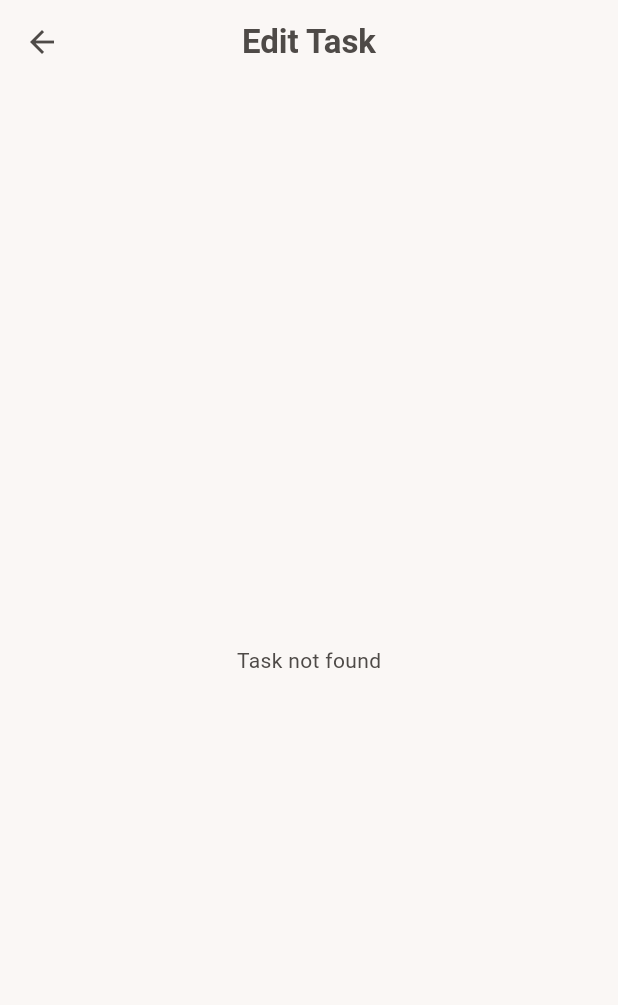
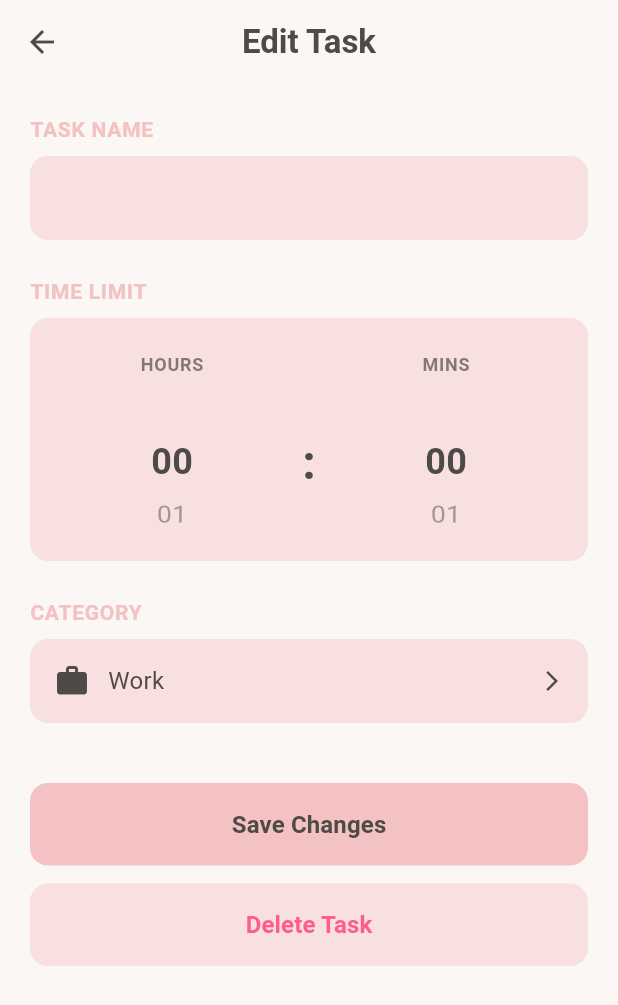
Before and after one commit to happyalisa0864/productivity-app, a Flutter app: the TaskEditPage screen opened directly with empty values, on a phone screen of 412 x 824 dp. Shown: the top 1005 px of the screen. Run offline on Flutter 3.47's test engine with Material 3 defaults, Android fonts, the light colour scheme and no system bars; our stand-ins replace flutter_riverpod, in_app_review, shared_preferences; accounts and stored records are empty.

Commit message:
UI improvements for task edit page

```diff
--- a/lib/features/task_tracking/presentation/pages/notepad_page.dart
+++ b/lib/features/task_tracking/presentation/pages/notepad_page.dart
@@ -86,6 +86,8 @@ class _NotepadPageState extends ConsumerState<NotepadPage> {
 
     return Scaffold(
       backgroundColor: _background,
+
+      // App bar for notepad page
       appBar: AppBar(
         backgroundColor: _background,
         foregroundColor: _textColor,
--- a/lib/features/task_tracking/presentation/pages/statistics_page.dart
+++ b/lib/features/task_tracking/presentation/pages/statistics_page.dart
@@ -18,9 +18,9 @@ class _StatisticsPageState extends ConsumerState<StatisticsPage> {
   // So stats aren't re-fetched on every rebuild
   Future<List<TaskStatisticsModel>>? _statsFuture;
 
-  // Formatting top of statistics page
   @override
   Widget build(BuildContext context) {
+    // App bar for statistics page
     final tasksAsync = ref.watch(taskNotifierProvider);
     final textColor = const Color(0xFF4E4A47);
     final accent = const Color(0xFFF5B8B1);
--- a/lib/features/task_tracking/presentation/pages/task_edit_page.dart
+++ b/lib/features/task_tracking/presentation/pages/task_edit_page.dart
@@ -1,5 +1,4 @@
-// Edit screen for an existing task's name, time limit, and category.
-// Also allows deleting the task. Opened by tapping edit on a task tile.
+// Edit screen for a task's name, time limit, and category; allows deleting the task
 import 'package:flutter/material.dart';
 import 'package:flutter_riverpod/flutter_riverpod.dart';
 import 'package:productivity_app/features/task_tracking/domain/entities/task.dart';
@@ -23,27 +22,29 @@ class _TaskEditPageState extends ConsumerState<TaskEditPage> {
   String? _lastTaskId; // Tracks which task the form fields were loaded from
 
   static const _categoryOptions = ['Work', 'Study', 'Personal', 'Health', 'Other'];
-  static const _backgroundColor = Color(0xFFFAF7F5); // Match main task screen background
+  static const _backgroundColor = Color(0xFFFAF7F5);
   static const _textColor = Color(0xFF4E4A47);
-  static const _mainPink = Color(0xFFF4C2C2); // Main pink color
-  static const _lighterPink = Color(0xFFF9E0E0); // Lighter pink for input fields
+  static const _mainPink = Color(0xFFF4C2C2);
+  static const _lighterPink = Color(0xFFF9E0E0);
 
+  // Initializing the task edit page
   @override
   void initState() {
     super.initState();
     _titleCtrl = TextEditingController();
   }
 
+  // Disposes page when user exits
   @override
   void dispose() {
     _titleCtrl.dispose();
     super.dispose();
   }
 
-  // Populates form fields from the task data (only once per task).
+  // Fills edit form with previously saved data (title, hours, minutes, category)
   void _initFromTask(Task t) {
     if (!mounted) return;
-    // Only initialize if this is a new task or not yet initialized
+
     if (_lastTaskId != t.id || !_isInitialized) {
       _titleCtrl.text = t.title;
       final totalMinutes = (t.totalSeconds / 60).round();
@@ -55,7 +56,7 @@ class _TaskEditPageState extends ConsumerState<TaskEditPage> {
     }
   }
 
-  // Maps category names to icons for the category picker.
+  // Maps category names to icons for the category picker
   IconData _getCategoryIcon(String category) {
     switch (category.toLowerCase()) {
       case 'work': return Icons.work;
@@ -66,22 +67,25 @@ class _TaskEditPageState extends ConsumerState<TaskEditPage> {
     }
   }
 
-  // Validates the form and saves changes back to the task notifier.
+  // Saves changes back to task notifier
   Future<void> _save() async {
     if (!_formKey.currentState!.validate()) return;
+
     final notifier = ref.read(taskNotifierProvider.notifier);
     final totalMinutes = (_selectedHours * 60) + _selectedMinutes;
-    // Get the current task to check if time limit changed
+
+    // Checks if user changed time limit
     final currentTask = ref.read(taskByIdProvider(widget.taskId)).value;
     final currentTotalMinutes = currentTask != null ? (currentTask.totalSeconds / 60).round() : null;
-    // Only update the time limit if the user actually changed it
+
+    // Updates time limit if user changed it
     final minutesToUpdate = (currentTotalMinutes != null && totalMinutes != currentTotalMinutes) ? totalMinutes : null;
     await notifier.updateTask(id: widget.taskId, title: _titleCtrl.text.trim(), minutes: minutesToUpdate, category: _selectedCategory);
     if (!mounted) return;
     Navigator.of(context).pop();
   }
 
-  // Shows a confirmation dialog before permanently deleting the task.
+  // Confirmation dialog before permanently deleting a task
   Future<void> _confirmDelete() async {
     final notifier = ref.read(taskNotifierProvider.notifier);
     final confirmed = await showDialog<bool>(
@@ -95,6 +99,8 @@ class _TaskEditPageState extends ConsumerState<TaskEditPage> {
         ],
       ),
     );
+
+    // Deletes task if user confirmed
     if (confirmed == true) {
       await notifier.deleteTask(widget.taskId);
       if (!mounted) return;
@@ -102,6 +108,7 @@ class _TaskEditPageState extends ConsumerState<TaskEditPage> {
     }
   }
 
+  // App bar for task edit page
   PreferredSizeWidget _appBar({VoidCallback? onBack}) {
     return AppBar(
       backgroundColor: _backgroundColor,
@@ -112,6 +119,7 @@ class _TaskEditPageState extends ConsumerState<TaskEditPage> {
     );
   }
 
+  // Building the task edit page!
   @override
   Widget build(BuildContext context) {
     final taskAsync = ref.watch(taskByIdProvider(widget.taskId));
@@ -120,10 +128,6 @@ class _TaskEditPageState extends ConsumerState<TaskEditPage> {
       loading: () => Scaffold(backgroundColor: _backgroundColor, appBar: _appBar(), body: const SizedBox.shrink()),
       error: (e, _) => Scaffold(backgroundColor: _backgroundColor, appBar: _appBar(), body: Center(child: Text('Error: $e'))),
       data: (task) {
-        if (task == null) {
-          return Scaffold(backgroundColor: _backgroundColor, appBar: _appBar(), body: const Center(child: Text('Task not found')));
-        }
-        _initFromTask(task);
         return Scaffold(
           backgroundColor: _backgroundColor,
           appBar: _appBar(),
@@ -133,7 +137,7 @@ class _TaskEditPageState extends ConsumerState<TaskEditPage> {
               child: ListView(
                 padding: const EdgeInsets.all(20),
                 children: [
-                  // TASK NAME section
+                  // Edit task name
                   const _SectionLabel('TASK NAME'),
                   const SizedBox(height: 8),
                   Container(
@@ -146,11 +150,12 @@ class _TaskEditPageState extends ConsumerState<TaskEditPage> {
                         filled: true, fillColor: _lighterPink,
                         contentPadding: const EdgeInsets.symmetric(horizontal: 16, vertical: 16),
                       ),
-                      validator: (v) => (v == null || v.trim().isEmpty) ? 'Enter a task name' : null,
+                      validator: (v) => (v == null || v.trim().isEmpty) ? 'Enter a task name' : null, // Makes sure user entered a task name before saving
                     ),
                   ),
                   const SizedBox(height: 24),
-                  // TIME LIMIT section
+
+                  // Edit time limit
                   const _SectionLabel('TIME LIMIT'),
                   const SizedBox(height: 8),
                   Container(
@@ -159,23 +164,21 @@ class _TaskEditPageState extends ConsumerState<TaskEditPage> {
                     child: Row(
                       mainAxisAlignment: MainAxisAlignment.center,
                       children: [
-                        // Hours picker
                         Expanded(child: _TimePicker(value: _selectedHours, maxValue: 23, suffix: 'HOURS', onChanged: (v) => setState(() => _selectedHours = v))),
-                        // Colon separator
                         Padding(
                           padding: const EdgeInsets.only(top: 30),
                           child: Text(':', style: TextStyle(fontSize: 32, fontWeight: FontWeight.bold, color: _textColor, height: 1.0)),
                         ),
-                        // Minutes picker
                         Expanded(child: _TimePicker(value: _selectedMinutes, maxValue: 59, suffix: 'MINS', onChanged: (v) => setState(() => _selectedMinutes = v))),
                       ],
                     ),
                   ),
                   const SizedBox(height: 24),
-                  // CATEGORY section
+
+                  // Edit category
                   const _SectionLabel('CATEGORY'),
                   const SizedBox(height: 8),
-                  GestureDetector(
+                  GestureDetector( // Makes category picker widget interactive
                     onTap: () {
                       showDialog(
                         context: context,
@@ -205,6 +208,7 @@ class _TaskEditPageState extends ConsumerState<TaskEditPage> {
                     ),
                   ),
                   const SizedBox(height: 40),
+
                   // Save Changes button
                   SizedBox(
                     width: double.infinity,
@@ -215,12 +219,13 @@ class _TaskEditPageState extends ConsumerState<TaskEditPage> {
                     ),
                   ),
                   const SizedBox(height: 12),
+
                   // Delete Task button
                   SizedBox(
                     width: double.infinity,
                     child: ElevatedButton(
                       onPressed: _confirmDelete,
-                      style: ElevatedButton.styleFrom(backgroundColor: _lighterPink, foregroundColor: const Color(0xFFFF5C8A), padding: const EdgeInsets.symmetric(vertical: 16), shape: RoundedRectangleBorder(borderRadius: BorderRadius.circular(12)), elevation: 0), // Reddish pink
+                      style: ElevatedButton.styleFrom(backgroundColor: _lighterPink, foregroundColor: const Color(0xFFFF5C8A), padding: const EdgeInsets.symmetric(vertical: 16), shape: RoundedRectangleBorder(borderRadius: BorderRadius.circular(12)), elevation: 0),
                       child: const Text('Delete Task', style: TextStyle(fontSize: 16, fontWeight: FontWeight.w600)),
                     ),
                   ),
@@ -235,18 +240,18 @@ class _TaskEditPageState extends ConsumerState<TaskEditPage> {
   }
 }
 
-// Pink uppercase label above each form section (e.g. "TASK NAME").
+// Pink label above each input section
 class _SectionLabel extends StatelessWidget {
   final String label;
   const _SectionLabel(this.label);
 
   @override
   Widget build(BuildContext context) {
-    return Text(label, style: const TextStyle(color: _TaskEditPageState._mainPink, fontSize: 14, fontWeight: FontWeight.w600, letterSpacing: 0.5)); // Main pink color
+    return Text(label, style: const TextStyle(color: _TaskEditPageState._mainPink, fontSize: 14, fontWeight: FontWeight.w600, letterSpacing: 0.5));
   }
 }
 
-// Scroll wheel picker for hours or minutes in the time limit section.
+// Scroll wheel picker for hours + minutes in time limit section
 class _TimePicker extends StatefulWidget {
   final int value;
   final int maxValue;
@@ -262,6 +267,7 @@ class _TimePickerState extends State<_TimePicker> {
   late FixedExtentScrollController _controller;
   int _currentValue = 0;
 
+  // Initial state with tasks' current hours + minutes
   @override
   void initState() {
     super.initState();
@@ -269,6 +275,7 @@ class _TimePickerState extends State<_TimePicker> {
     _controller = FixedExtentScrollController(initialItem: widget.value);
   }
 
+  // Updates when user changes hours + minutes
   @override
   void didUpdateWidget(_TimePicker oldWidget) {
     super.didUpdateWidget(oldWidget);
@@ -278,24 +285,27 @@ class _TimePickerState extends State<_TimePicker> {
     }
   }
 
+  // Disposes scroll controller when user exits page
   @override
   void dispose() {
     _controller.dispose();
     super.dispose();
   }
 
+  // Building the time scroller!
   @override
   Widget build(BuildContext context) {
     const textColor = Color(0xFF4E4A47);
     return Column(
       mainAxisAlignment: MainAxisAlignment.center,
       children: [
-        // Suffix label at top
+        // "HOURS" and "MINS" labels above scroller
         SizedBox(
           height: 30,
           child: Center(child: Text(widget.suffix, style: TextStyle(fontSize: 12, fontWeight: FontWeight.w600, color: textColor.withValues(alpha: 0.7), letterSpacing: 0.5))),
         ),
-        // Scrollable picker - numbers align with colon
+
+        // The scroller itself (this took so long ToT)
         SizedBox(
           height: 100,
           child: ListWheelScrollView.useDelegate(
@@ -303,15 +313,17 @@ class _TimePickerState extends State<_TimePicker> {
             physics: const FixedExtentScrollPhysics(),
             controller: _controller,
             onSelectedItemChanged: (index) {
+              // Updates current value when user scrolls
               if (index != _currentValue) { _currentValue = index; widget.onChanged(index); }
             },
             childDelegate: ListWheelChildBuilderDelegate(
               builder: (context, index) {
-                if (index > widget.maxValue) return null;
+                if (index > widget.maxValue) return null; // Makes sure user doesn't scroll past max value
                 final isSelected = index == _currentValue;
                 return Center(
                   child: Text(
                     index.toString().padLeft(2, '0'),
+                    // The numbers in the scroller: larger when selected, smaller when not
                     style: TextStyle(fontSize: isSelected ? 24 : 18, fontWeight: isSelected ? FontWeight.bold : FontWeight.normal, color: isSelected ? textColor : textColor.withValues(alpha: 0.5), height: 1.0),
                   ),
                 );
```
